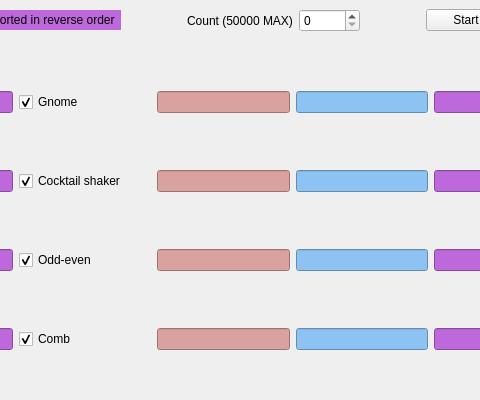
Megarekrut65/4sem-ooop-lab2, file lab2/algorithms_efficiency_window.ui: the form before one commit; both pictures show x 535 to 1015 and y 0 to 400 of the 1100 by 400 pixel window.
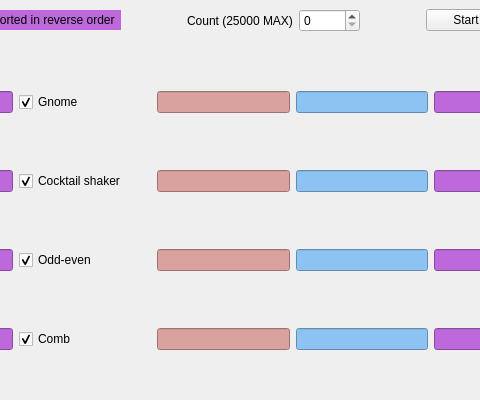
The form after the commit.

Commit message: change max limit

What changed in the file:
```diff
--- a/lab2/algorithms_efficiency_window.ui
+++ b/lab2/algorithms_efficiency_window.ui
@@ -657,7 +657,7 @@
     <item>
      <widget class="QLabel" name="label">
       <property name="text">
-       <string>Count (50000 MAX)</string>
+       <string>Count (25000 MAX)</string>
       </property>
      </widget>
     </item>
```
Left out of the diff: 2 changed lines with no effect on the pictures.
